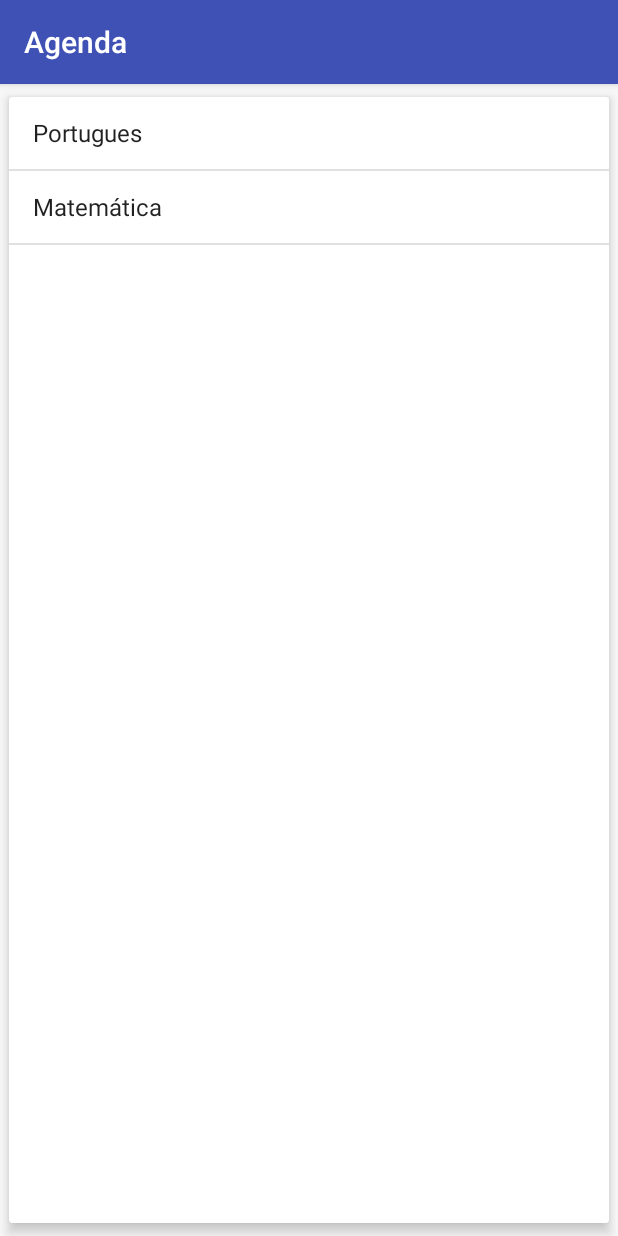
After one commit to vinicius-ribeiro/alura-android, an Android app: the ProvasActivity screen opened directly, with no data from a screen before it, on a phone screen of 412 x 824 dp. The commit adds this screen. Run offline under Robolectric (Android 15) with nearby library versions, the phone set to English and light mode, and no system bars.

Commit message:
Android III - Aula 02

```diff
--- a/app/build.gradle
+++ b/app/build.gradle
@@ -20,11 +20,12 @@ android {
 }
 
 dependencies {
-    compile fileTree(dir: 'libs', include: ['*.jar'])
+    compile fileTree(include: ['*.jar'], dir: 'libs')
     androidTestCompile('com.android.support.test.espresso:espresso-core:2.2.2', {
         exclude group: 'com.android.support', module: 'support-annotations'
     })
     compile 'com.android.support:appcompat-v7:26.+'
     compile 'com.android.support.constraint:constraint-layout:1.0.2'
     testCompile 'junit:junit:4.12'
+    compile 'com.android.support:cardview-v7:26.0.0-alpha1'
 }
--- a/app/src/main/java/br/com/alura/agenda/EnviaAlunosTask.java
+++ b/app/src/main/java/br/com/alura/agenda/EnviaAlunosTask.java
@@ -15,7 +15,7 @@ import br.com.alura.agenda.modelo.Aluno;
  * Created by Vinicius on 07/08/2017.
  */
 
-public class EnviaAlunosTask extends AsyncTask<Object, Object, String> {
+public class EnviaAlunosTask extends AsyncTask<Void, Void, String> {
 
     private Context context;
     private ProgressDialog dialog;
@@ -30,7 +30,7 @@ public class EnviaAlunosTask extends AsyncTask<Object, Object, String> {
     }
 
     @Override
-    protected String doInBackground(Object... objects) {
+    protected String doInBackground(Void... objects) {
         AlunoDAO dao       = new AlunoDAO(context);
         List<Aluno> alunos = dao.buscaAlunos();
         dao.close();
--- a/app/src/main/java/br/com/alura/agenda/ListaAlunosActivity.java
+++ b/app/src/main/java/br/com/alura/agenda/ListaAlunosActivity.java
@@ -72,7 +72,11 @@ public class ListaAlunosActivity extends AppCompatActivity {
     public boolean onOptionsItemSelected(MenuItem item) {
         switch (item.getItemId()) {
             case R.id.menu_enviar_notas:
-                new EnviaAlunosTask(this).execute();
+                    new EnviaAlunosTask(this).execute();
+                break;
+            case R.id.menu_baixar_provas:
+                    Intent vaiParaProvas = new Intent(this, ProvasActivity.class);
+                    startActivity(vaiParaProvas);
                 break;
         }
         return super.onOptionsItemSelected(item);
--- /dev/null
+++ b/app/src/main/java/br/com/alura/agenda/ProvasActivity.java
@@ -0,0 +1,46 @@
+package br.com.alura.agenda;
+
+import android.os.Bundle;
+import android.support.v7.app.AppCompatActivity;
+import android.view.View;
+import android.widget.AdapterView;
+import android.widget.ArrayAdapter;
+import android.widget.ListView;
+import android.widget.Toast;
+
+import java.util.Arrays;
+import java.util.List;
+
+import br.com.alura.agenda.modelo.Prova;
+
+public class ProvasActivity extends AppCompatActivity {
+
+    @Override
+    protected void onCreate(Bundle savedInstanceState) {
+        super.onCreate(savedInstanceState);
+        setContentView(R.layout.activity_provas);
+
+        List<String> topicosPort = Arrays.asList("Sujeito", "OBjeto Direto", "Pronomes", "Substantivos");
+        Prova provaPortugues = new Prova("Portugues", "09/08/2017", topicosPort);
+
+        List<String> topicosMat = Arrays.asList("Equações 2 g", "Trigonometria");
+        Prova provaMetematica = new Prova("Matemática", "12/08/2017", topicosMat);
+
+        List<Prova> provas = Arrays.asList(provaPortugues, provaMetematica);
+
+        ArrayAdapter<Prova> adapter = new ArrayAdapter<Prova>(this, android.R.layout.simple_list_item_1, provas);
+
+        ListView listaProvas = (ListView) findViewById(R.id.provas_lista);
+        listaProvas.setAdapter(adapter);
+
+        listaProvas.setOnItemClickListener(new AdapterView.OnItemClickListener() {
+            @Override
+            public void onItemClick(AdapterView<?> parent, View view, int position, long id) {
+                Prova prova = (Prova) parent.getItemAtPosition(position);
+                Toast.makeText(ProvasActivity.this, "Clicou na prova de " + prova, Toast.LENGTH_SHORT).show();
+            }
+        });
+
+    }
+
+}
--- /dev/null
+++ b/app/src/main/java/br/com/alura/agenda/modelo/Prova.java
@@ -0,0 +1,48 @@
+package br.com.alura.agenda.modelo;
+
+import java.util.List;
+
+/**
+ * Created by Vinicius on 09/08/2017.
+ */
+
+public class Prova {
+    private String materia;
+    private String date;
+    private List<String> topicos;
+
+    public Prova(String materia, String date, List<String> topicos) {
+        this.materia = materia;
+        this.date = date;
+        this.topicos = topicos;
+    }
+
+    public String getMateria() {
+        return materia;
+    }
+
+    public void setMateria(String materia) {
+        this.materia = materia;
+    }
+
+    public String getDate() {
+        return date;
+    }
+
+    public void setDate(String date) {
+        this.date = date;
+    }
+
+    public List<String> getTopicos() {
+        return topicos;
+    }
+
+    public void setTopicos(List<String> topicos) {
+        this.topicos = topicos;
+    }
+
+    @Override
+    public String toString() {
+        return this.materia;
+    }
+}
--- /dev/null
+++ b/app/src/main/res/layout/activity_provas.xml
@@ -0,0 +1,15 @@
+<?xml version="1.0" encoding="utf-8"?>
+<android.support.v7.widget.CardView xmlns:android="http://schemas.android.com/apk/res/android"
+    android:layout_width="match_parent"
+    android:layout_height="match_parent"
+    xmlns:app="http://schemas.android.com/apk/res-auto"
+    app:cardElevation="5dp"
+    app:cardUseCompatPadding="true">
+
+    <ListView
+        android:layout_width="match_parent"
+        android:layout_height="match_parent"
+        android:id="@+id/provas_lista">
+    </ListView>
+
+</android.support.v7.widget.CardView>
--- a/app/src/main/res/values/strings.xml
+++ b/app/src/main/res/values/strings.xml
@@ -1,3 +1,7 @@
 <resources>
     <string name="app_name">Agenda</string>
+    <string name="campo_nome">Nome</string>
+    <string name="campo_endereco">Endereço</string>
+    <string name="campo_telefone">Telefone</string>
+    <string name="campo_site">Site</string>
 </resources>
```
Also changed, not shown: app/src/main/AndroidManifest.xml (+9 -3 lines), app/src/main/java/br/com/alura/agenda/adapter/AlunosAdapter.java (+11 -0 lines), app/src/main/res/layout-land/list_item.xml (added, +64 -0 lines), app/src/main/res/layout/activity_formulario.xml (+4 -4 lines), app/src/main/res/menu/menu_lista_alunos.xml (+7 -0 lines), 1 other file.
